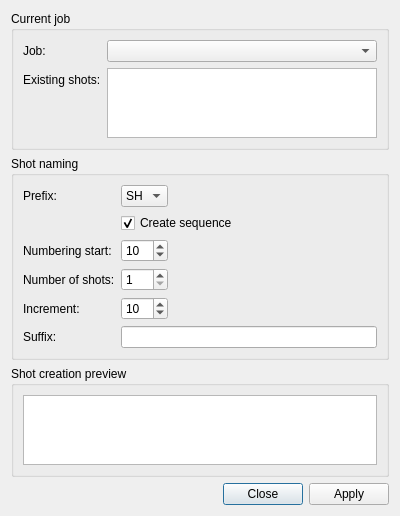
First picture: the form in core/ui/shot_creator_ui.ui, repository mjbonnington/icarus-gps, before the edit.
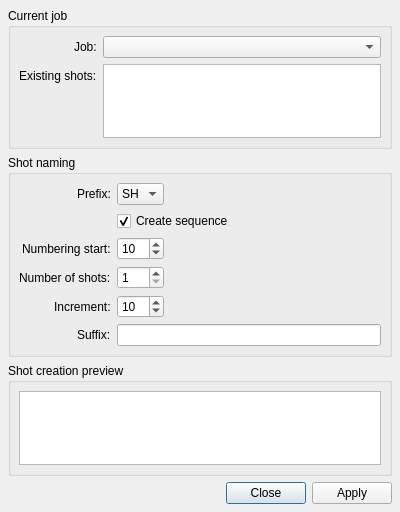
Second picture: the form after the edit.

The edit to the form file:
```diff
--- a/core/ui/shot_creator_ui.ui
+++ b/core/ui/shot_creator_ui.ui
@@ -7,7 +7,7 @@
     <x>0</x>
     <y>0</y>
     <width>400</width>
-    <height>485</height>
+    <height>512</height>
    </rect>
   </property>
   <property name="windowTitle">
@@ -17,12 +17,24 @@
    <bool>true</bool>
   </property>
   <layout class="QVBoxLayout" name="verticalLayout">
+   <property name="margin">
+    <number>8</number>
+   </property>
    <item>
     <widget class="QGroupBox" name="job_groupBox">
      <property name="title">
       <string>Current job</string>
      </property>
-     <layout class="QFormLayout" name="formLayout">
+     <property name="expandable" stdset="0">
+      <bool>true</bool>
+     </property>
+     <layout class="QFormLayout" name="job_formLayout">
+      <property name="labelAlignment">
+       <set>Qt::AlignRight|Qt::AlignTrailing|Qt::AlignVCenter</set>
+      </property>
+      <property name="margin">
+       <number>8</number>
+      </property>
       <item row="0" column="0">
        <widget class="QLabel" name="job_label">
         <property name="sizePolicy">
@@ -71,10 +83,22 @@
      <property name="title">
       <string>Shot naming</string>
      </property>
-     <layout class="QFormLayout" name="formLayout_15">
+     <property name="expandable" stdset="0">
+      <bool>true</bool>
+     </property>
+     <property name="xmlCategory" stdset="0">
+      <string>shotcreator</string>
+     </property>
+     <layout class="QFormLayout" name="shotNaming_formLayout">
       <property name="fieldGrowthPolicy">
        <enum>QFormLayout::ExpandingFieldsGrow</enum>
       </property>
+      <property name="labelAlignment">
+       <set>Qt::AlignRight|Qt::AlignTrailing|Qt::AlignVCenter</set>
+      </property>
+      <property name="margin">
+       <number>8</number>
+      </property>
       <item row="1" column="0">
        <widget class="QLabel" name="prefix_label">
         <property name="text">
@@ -185,7 +209,13 @@
      <property name="title">
       <string>Shot creation preview</string>
      </property>
-     <layout class="QVBoxLayout" name="verticalLayout_2">
+     <property name="expandable" stdset="0">
+      <bool>true</bool>
+     </property>
+     <layout class="QVBoxLayout" name="shotPreview_verticalLayout">
+      <property name="margin">
+       <number>8</number>
+      </property>
       <item>
        <widget class="QPlainTextEdit" name="shotPreview_plainTextEdit">
         <property name="readOnly">
@@ -196,6 +226,19 @@
      </layout>
     </widget>
    </item>
+   <item>
+    <spacer name="verticalSpacer">
+     <property name="orientation">
+      <enum>Qt::Vertical</enum>
+     </property>
+     <property name="sizeHint" stdset="0">
+      <size>
+       <width>20</width>
+       <height>40</height>
+      </size>
+     </property>
+    </spacer>
+   </item>
    <item>
     <widget class="QDialogButtonBox" name="shotCreator_buttonBox">
      <property name="orientation">
```
Left out of the diff: 18 changed lines with no effect on the pictures.
